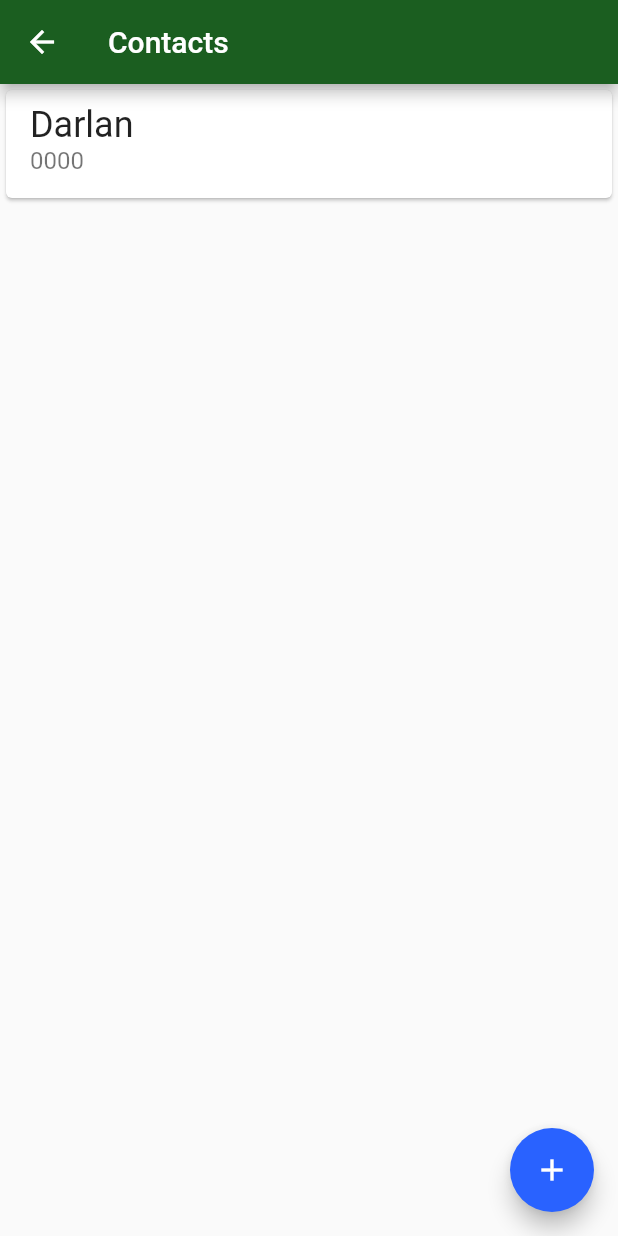
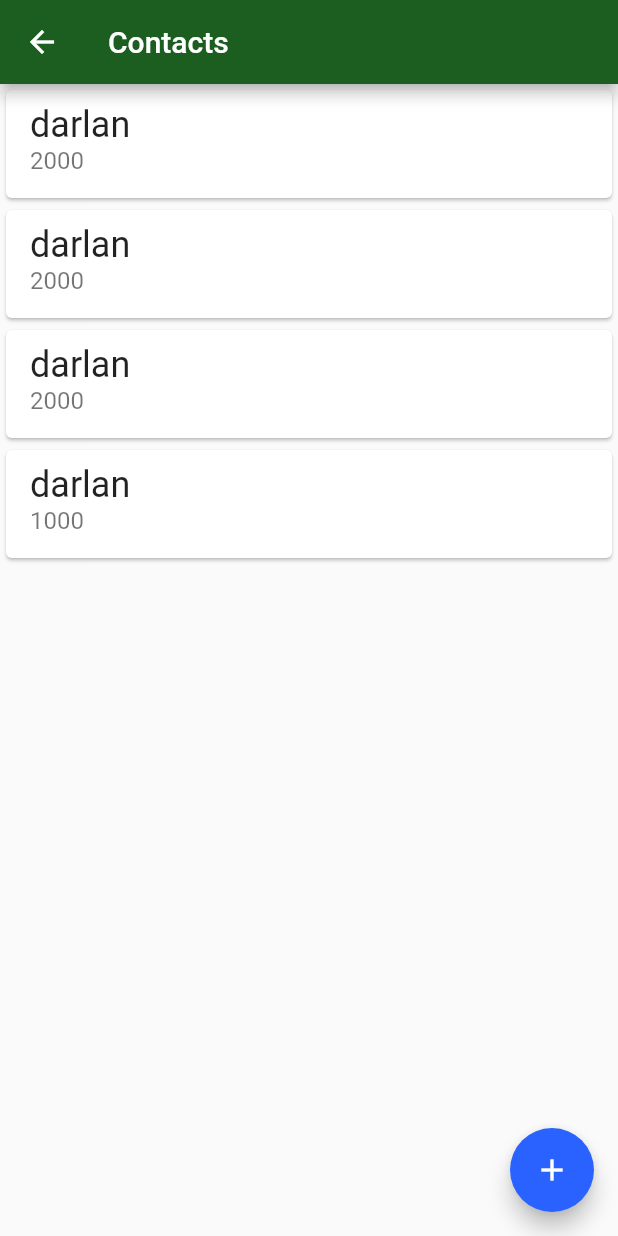
Before and after one commit to gabrieldarlan/bytebank_flutter_modulo_02_casa, a Flutter app: the ContactsList screen opened directly, on a phone screen of 412 x 824 dp. Run offline on Flutter 3.47's test engine with Material 2 defaults, Android fonts, the phone set to English and light mode, and no system bars; our stand-ins replace sqflite; accounts and stored records are empty.

Commit message:
aula 04 - 03 Carregando a lista de contatos

```diff
--- a/lib/screens/contacts_list.dart
+++ b/lib/screens/contacts_list.dart
@@ -1,32 +1,26 @@
+import 'package:bytebank_dashboard/models/contact.dart';
 import 'package:bytebank_dashboard/screens/contact_form.dart';
 import 'package:flutter/material.dart';
 
 class ContactsList extends StatelessWidget {
+  final List<Contact> contacts = List();
+
   @override
   Widget build(BuildContext context) {
+    contacts.add(Contact(0,'darlan',2000));
+    contacts.add(Contact(0,'darlan',2000));
+    contacts.add(Contact(0,'darlan',2000));
+    contacts.add(Contact(0,'darlan',1000));
     return Scaffold(
       appBar: AppBar(
         title: Text('Contacts'),
       ),
-      body: ListView(
-        children: <Widget>[
-          Card(
-            child: ListTile(
-              title: Text(
-                'Darlan',
-                style: TextStyle(
-                  fontSize: 24.0,
-                ),
-              ),
-              subtitle: Text(
-                '0000',
-                style: TextStyle(
-                  fontSize: 16.0,
-                ),
-              ),
-            ),
-          )
-        ],
+      body: ListView.builder(
+        itemBuilder: (context, int index) {
+          final Contact contact = contacts[index];
+          return _ContactItem(contact);
+        },
+        itemCount: contacts.length,
       ),
       floatingActionButton: FloatingActionButton(
         onPressed: () {
@@ -41,3 +35,27 @@ class ContactsList extends StatelessWidget {
     );
   }
 }
+
+class _ContactItem extends StatelessWidget {
+  final Contact contact;
+  _ContactItem(this.contact);
+  @override
+  Widget build(BuildContext context) {
+    return Card(
+      child: ListTile(
+        title: Text(
+          contact.name,
+          style: TextStyle(
+            fontSize: 24.0,
+          ),
+        ),
+        subtitle: Text(
+          contact.accountNumber.toString(),
+          style: TextStyle(
+            fontSize: 16.0,
+          ),
+        ),
+      ),
+    );
+  }
+}
```
